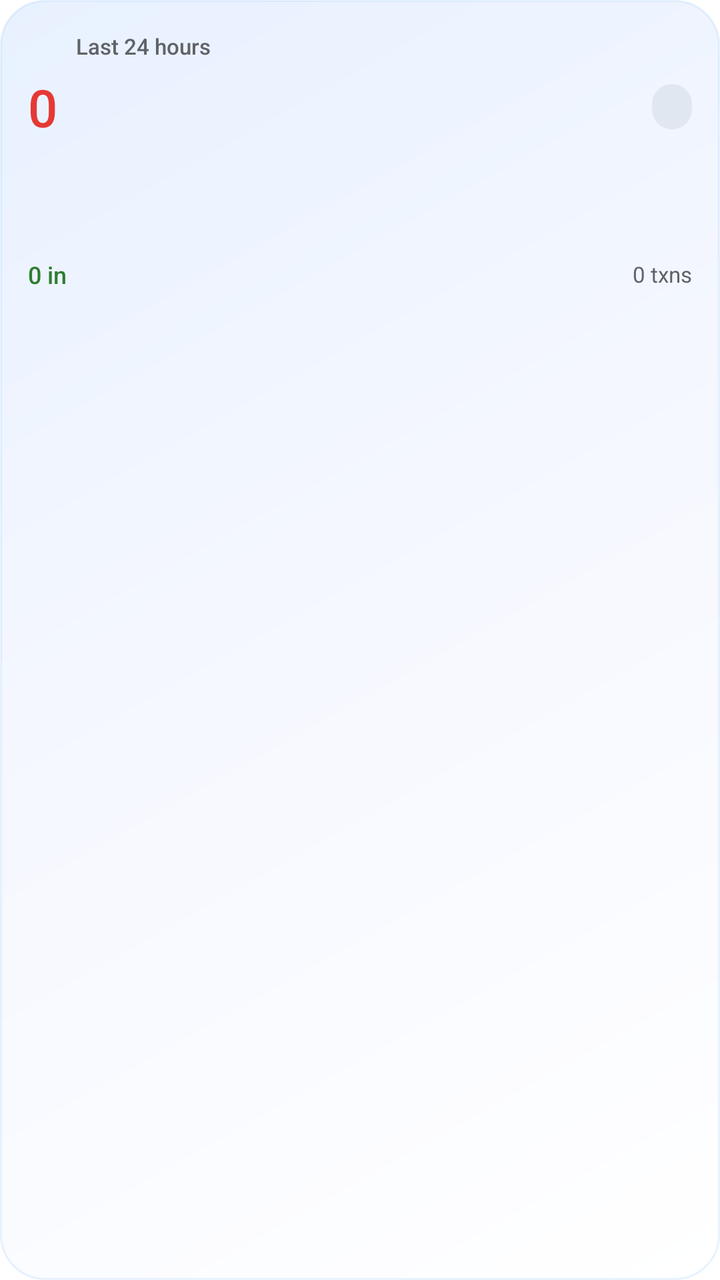
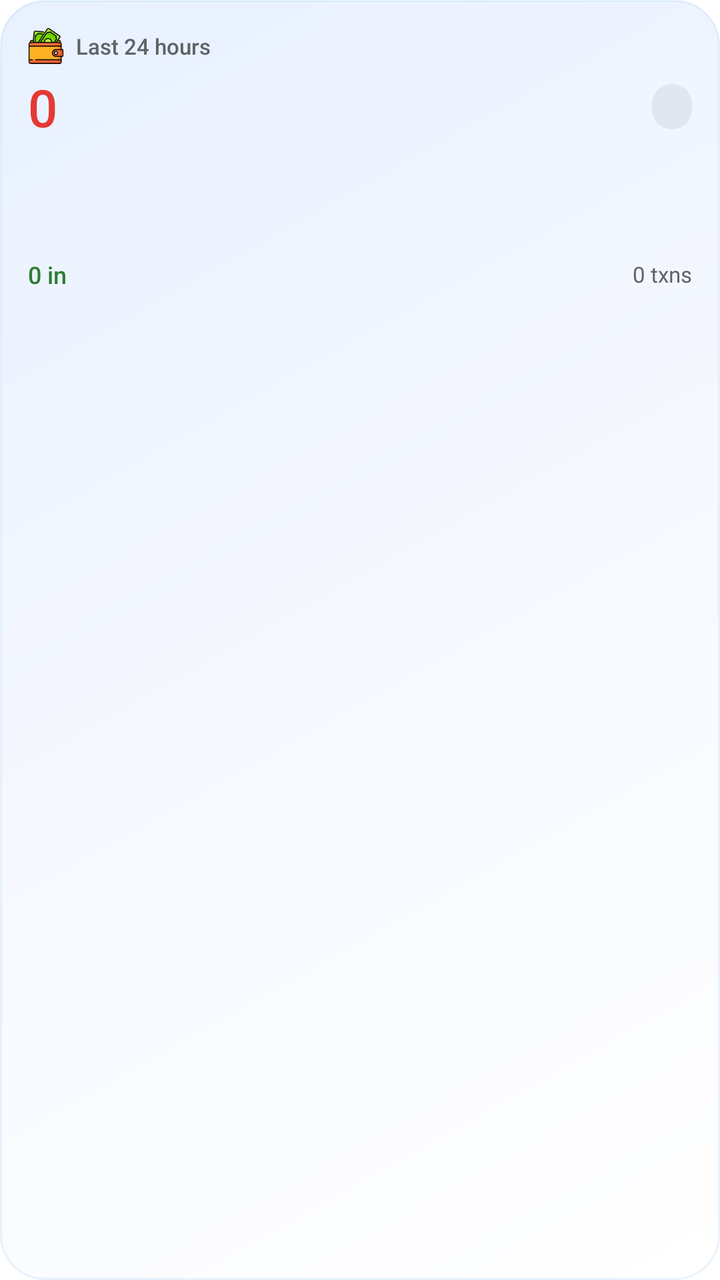

An Android layout rendered at two revisions. The XML below is the earlier revision; the diff shows what the commit changed to produce the second picture.
<!-- AndroidManifest.xml: fallback theme Theme.MaterialComponents.DayNight.NoActionBar -->
<!-- res/layout/spending_widget_layout.xml -->
<?xml version="1.0" encoding="utf-8"?>
<LinearLayout xmlns:android="http://schemas.android.com/apk/res/android"
    android:id="@+id/widget_root"
    android:layout_width="match_parent"
    android:layout_height="match_parent"
    android:orientation="vertical"
    android:padding="14dp"
    android:background="@drawable/widget_background">

    <LinearLayout
        android:layout_width="match_parent"
        android:layout_height="wrap_content"
        android:orientation="horizontal"
        android:gravity="center_vertical">

        <ImageView
            android:layout_width="18dp"
            android:layout_height="18dp"
            android:src="@mipmap/ic_launcher"
            android:layout_marginEnd="6dp"
            android:importantForAccessibility="no" />

        <TextView
            android:id="@+id/widget_subtitle"
            android:layout_width="wrap_content"
            android:layout_height="wrap_content"
            android:text="Last 24 hours"
            android:textSize="11sp"
            android:textColor="#5F6368"
            android:fontFamily="sans-serif-medium" />

        <View
            android:layout_width="0dp"
            android:layout_height="0dp"
            android:layout_weight="1" />

        <TextView
            android:id="@+id/widget_date"
            android:layout_width="wrap_content"
            android:layout_height="wrap_content"
            android:textSize="11sp"
            android:textColor="#5F6368" />
    </LinearLayout>

    <LinearLayout
        android:layout_width="match_parent"
        android:layout_height="wrap_content"
        android:orientation="horizontal"
        android:layout_marginTop="4dp"
        android:gravity="center_vertical">

        <TextView
            android:id="@+id/widget_spent"
            android:layout_width="wrap_content"
            android:layout_height="wrap_content"
            android:textSize="26sp"
            android:textColor="#E53935"
            android:fontFamily="sans-serif-medium"
            android:text="0" />

        <View
            android:layout_width="0dp"
            android:layout_height="0dp"
            android:layout_weight="1" />

        <TextView
            android:id="@+id/widget_trend"
            android:layout_width="wrap_content"
            android:layout_height="wrap_content"
            android:textSize="11sp"
            android:fontFamily="sans-serif-medium"
            android:paddingLeft="10dp"
            android:paddingRight="10dp"
            android:paddingTop="4dp"
            android:paddingBottom="4dp"
            android:background="@drawable/widget_chip_neutral"
            android:textColor="#546E7A"
            android:text="" />
    </LinearLayout>

    <ImageView
        android:id="@+id/widget_spark"
        android:layout_width="match_parent"
        android:layout_height="44dp"
        android:layout_marginTop="8dp"
        android:scaleType="fitXY"
        android:importantForAccessibility="no" />

    <LinearLayout
        android:layout_width="match_parent"
        android:layout_height="wrap_content"
        android:layout_marginTop="6dp"
        android:orientation="horizontal"
        android:gravity="center_vertical">

        <TextView
            android:id="@+id/widget_received"
            android:layout_width="wrap_content"
            android:layout_height="wrap_content"
            android:textSize="12sp"
            android:textColor="#2E7D32"
            android:fontFamily="sans-serif-medium"
            android:text="0 in" />

        <View
            android:layout_width="0dp"
            android:layout_height="0dp"
            android:layout_weight="1" />

        <TextView
            android:id="@+id/widget_count"
            android:layout_width="wrap_content"
            android:layout_height="wrap_content"
            android:textSize="11sp"
            android:textColor="#5F6368"
            android:text="0 txns" />
    </LinearLayout>

</LinearLayout>
<!-- resources referenced by this layout -->
<resources>
  <!-- drawable widget_background (drawable) -->
  <?xml version="1.0" encoding="utf-8"?>
  <shape xmlns:android="http://schemas.android.com/apk/res/android"
      android:shape="rectangle">
      <gradient
          android:angle="135"
          android:startColor="#FFFFFFFF"
          android:centerColor="#FFF6F8FF"
          android:endColor="#FFE8F1FF"
          android:type="linear" />
      <corners android:radius="22dp" />
      <stroke
          android:width="1dp"
          android:color="#1A1E88E5" />
  </shape>
  <!-- drawable widget_chip_neutral (drawable) -->
  <?xml version="1.0" encoding="utf-8"?>
  <shape xmlns:android="http://schemas.android.com/apk/res/android"
      android:shape="rectangle">
      <solid android:color="#1A546E7A" />
      <corners android:radius="999dp" />
  </shape>
  <!-- mipmap ic_launcher (mipmap-anydpi-v26) -->
  <?xml version="1.0" encoding="utf-8"?>
  <adaptive-icon xmlns:android="http://schemas.android.com/apk/res/android">
      <background android:drawable="@color/ic_launcher_background" />
      <foreground android:drawable="@mipmap/ic_launcher_foreground" />
      <monochrome android:drawable="@mipmap/ic_launcher_foreground" />
  </adaptive-icon>
  <color name="ic_launcher_background">#FFFAF4</color>
</resources>

<!-- the commit's change to res/layout/spending_widget_layout.xml (unified diff, before → after) -->
@@ -16,7 +16,7 @@
         <ImageView
             android:layout_width="18dp"
             android:layout_height="18dp"
-            android:src="@mipmap/ic_launcher"
+            android:src="@drawable/widget_app_icon"
             android:layout_marginEnd="6dp"
             android:importantForAccessibility="no" />
 
<!-- resource entries referenced after the edit -->
@@ -1,5 +1,6 @@
 <!-- resources referenced by this layout -->
 <resources>
+  <!-- drawable widget_app_icon: png bitmap (drawable, 7046 bytes) -->
   <!-- drawable widget_background (drawable) -->
   <?xml version="1.0" encoding="utf-8"?>
   <shape xmlns:android="http://schemas.android.com/apk/res/android"
@@ -22,13 +23,5 @@
       <solid android:color="#1A546E7A" />
       <corners android:radius="999dp" />
   </shape>
-  <!-- mipmap ic_launcher (mipmap-anydpi-v26) -->
-  <?xml version="1.0" encoding="utf-8"?>
-  <adaptive-icon xmlns:android="http://schemas.android.com/apk/res/android">
-      <background android:drawable="@color/ic_launcher_background" />
-      <foreground android:drawable="@mipmap/ic_launcher_foreground" />
-      <monochrome android:drawable="@mipmap/ic_launcher_foreground" />
-  </adaptive-icon>
-  <color name="ic_launcher_background">#FFFAF4</color>
 </resources>
 
